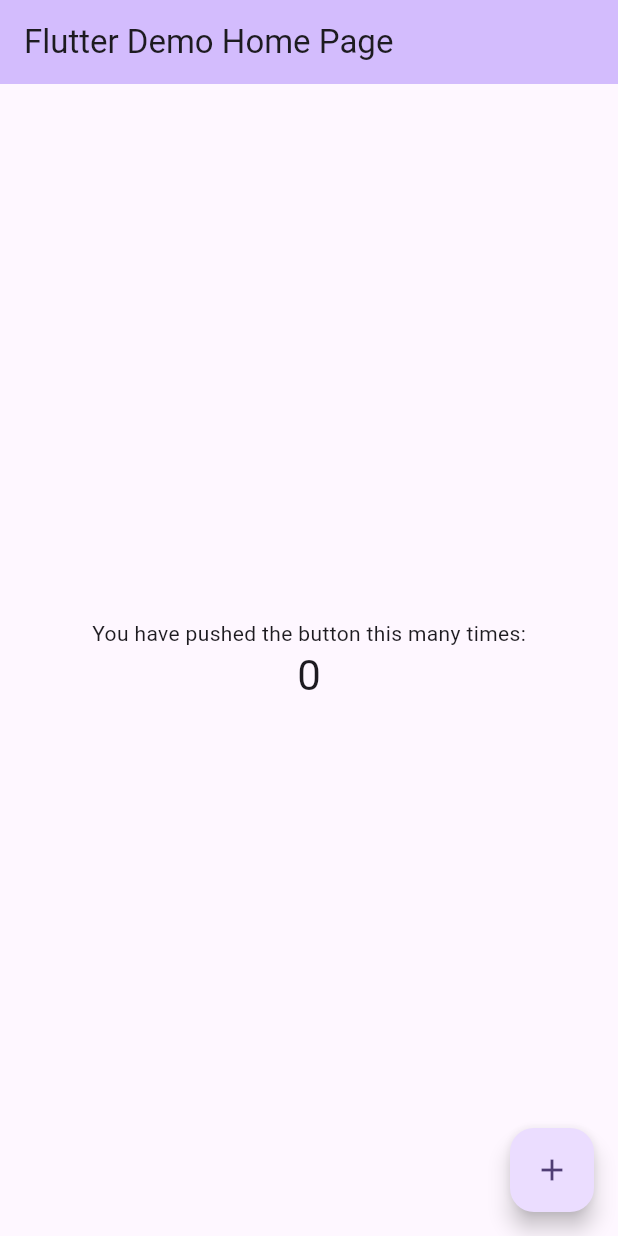
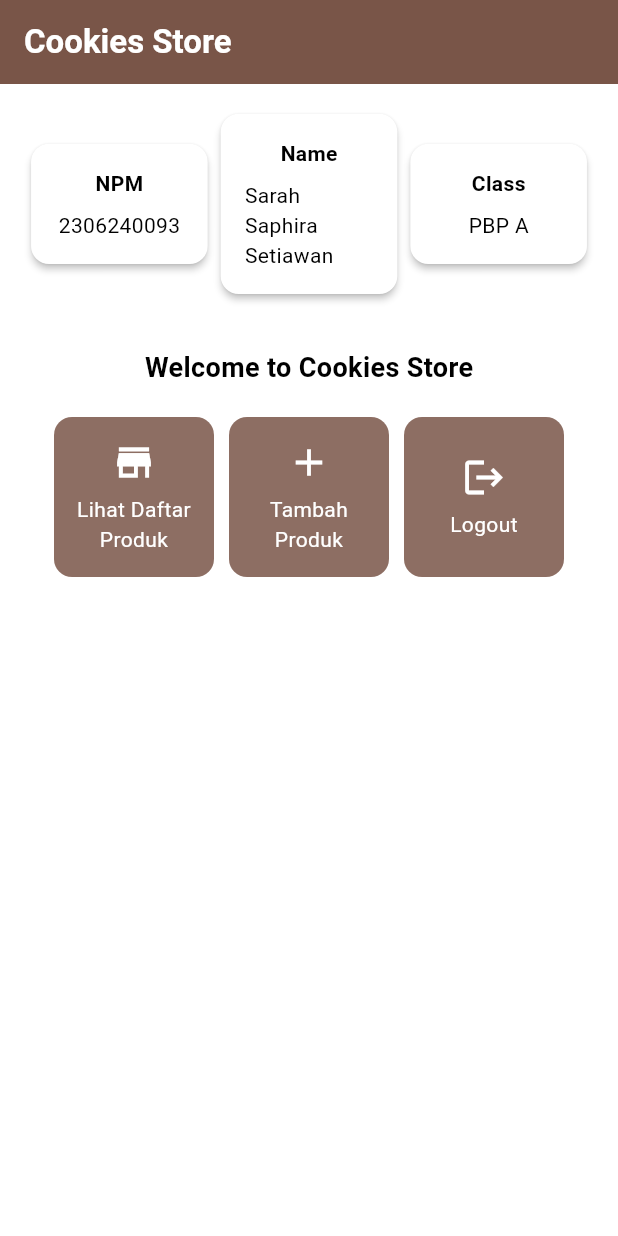
Before and after one commit to sarahsaphira/cookies-store-mobile, a Flutter app: the screen it shows after launch, on a phone screen of 412 x 824 dp. Run offline on Flutter 3.47's test engine with Material 3 defaults, Android fonts, the phone set to English and light mode, and no system bars.

Commit message:
Tugas Individu 7

```diff
--- a/lib/main.dart
+++ b/lib/main.dart
@@ -1,4 +1,5 @@
 import 'package:flutter/material.dart';
+import 'package:cookies_store/menu.dart';
 
 void main() {
   runApp(const MyApp());
@@ -11,7 +12,7 @@
   @override
   Widget build(BuildContext context) {
     return MaterialApp(
-      title: 'Flutter Demo',
+      title: 'Cookies Store',
       theme: ThemeData(
         // This is the theme of your application.
         //
@@ -28,98 +29,12 @@
         //
         // This works for code too, not just values: Most code changes can be
         // tested with just a hot reload.
-        colorScheme: ColorScheme.fromSeed(seedColor: Colors.deepPurple),
+        colorScheme: ColorScheme.fromSwatch(
+          primarySwatch: Colors.brown,
+        ).copyWith(secondary: Colors.brown[400]),
         useMaterial3: true,
       ),
-      home: const MyHomePage(title: 'Flutter Demo Home Page'),
+      home: MyHomePage(),
     );
   }
 }
-
-class MyHomePage extends StatefulWidget {
-  const MyHomePage({super.key, required this.title});
-
-  // This widget is the home page of your application. It is stateful, meaning
-  // that it has a State object (defined below) that contains fields that affect
-  // how it looks.
-
-  // This class is the configuration for the state. It holds the values (in this
-  // case the title) provided by the parent (in this case the App widget) and
-  // used by the build method of the State. Fields in a Widget subclass are
-  // always marked "final".
-
-  final String title;
-
-  @override
-  State<MyHomePage> createState() => _MyHomePageState();
-}
-
-class _MyHomePageState extends State<MyHomePage> {
-  int _counter = 0;
-
-  void _incrementCounter() {
-    setState(() {
-      // This call to setState tells the Flutter framework that something has
-      // changed in this State, which causes it to rerun the build method below
-      // so that the display can reflect the updated values. If we changed
-      // _counter without calling setState(), then the build method would not be
-      // called again, and so nothing would appear to happen.
-      _counter++;
-    });
-  }
-
-  @override
-  Widget build(BuildContext context) {
-    // This method is rerun every time setState is called, for instance as done
-    // by the _incrementCounter method above.
-    //
-    // The Flutter framework has been optimized to make rerunning build methods
-    // fast, so that you can just rebuild anything that needs updating rather
-    // than having to individually change instances of widgets.
-    return Scaffold(
-      appBar: AppBar(
-        // TRY THIS: Try changing the color here to a specific color (to
-        // Colors.amber, perhaps?) and trigger a hot reload to see the AppBar
-        // change color while the other colors stay the same.
-        backgroundColor: Theme.of(context).colorScheme.inversePrimary,
-        // Here we take the value from the MyHomePage object that was created by
-        // the App.build method, and use it to set our appbar title.
-        title: Text(widget.title),
-      ),
-      body: Center(
-        // Center is a layout widget. It takes a single child and positions it
-        // in the middle of the parent.
-        child: Column(
-          // Column is also a layout widget. It takes a list of children and
-          // arranges them vertically. By default, it sizes itself to fit its
-          // children horizontally, and tries to be as tall as its parent.
-          //
-          // Column has various properties to control how it sizes itself and
-          // how it positions its children. Here we use mainAxisAlignment to
-          // center the children vertically; the main axis here is the vertical
-          // axis because Columns are vertical (the cross axis would be
-          // horizontal).
-          //
-          // TRY THIS: Invoke "debug painting" (choose the "Toggle Debug Paint"
-          // action in the IDE, or press "p" in the console), to see the
-          // wireframe for each widget.
-          mainAxisAlignment: MainAxisAlignment.center,
-          children: <Widget>[
-            const Text(
-              'You have pushed the button this many times:',
-            ),
-            Text(
-              '$_counter',
-              style: Theme.of(context).textTheme.headlineMedium,
-            ),
-          ],
-        ),
-      ),
-      floatingActionButton: FloatingActionButton(
-        onPressed: _incrementCounter,
-        tooltip: 'Increment',
-        child: const Icon(Icons.add),
-      ), // This trailing comma makes auto-formatting nicer for build methods.
-    );
-  }
-}
--- /dev/null
+++ b/lib/menu.dart
@@ -0,0 +1,187 @@
+import 'package:flutter/material.dart';
+
+class MyHomePage extends StatelessWidget {
+  MyHomePage({super.key});
+  final String npm = '2306240093'; // NPM
+  final String name = 'Sarah Saphira Setiawan'; // Nama
+  final String className = 'PBP A'; // Kelas
+
+  final List<ItemHomepage> items = [
+    ItemHomepage("Lihat Daftar Produk", Icons.store),
+    ItemHomepage("Tambah Produk", Icons.add),
+    ItemHomepage("Logout", Icons.logout),
+  ];
+
+  @override
+  Widget build(BuildContext context) {
+    // Scaffold menyediakan struktur dasar halaman dengan AppBar dan body.
+    return Scaffold(
+      // AppBar adalah bagian atas halaman yang menampilkan judul.
+      appBar: AppBar(
+        // Judul aplikasi "Mental Health Tracker" dengan teks putih dan tebal.
+        title: const Text(
+          'Cookies Store',
+          style: TextStyle(
+            color: Colors.white,
+            fontWeight: FontWeight.bold,
+          ),
+        ),
+        // Warna latar belakang AppBar diambil dari skema warna tema aplikasi.
+        backgroundColor: Theme.of(context).colorScheme.primary,
+      ),
+      // Body halaman dengan padding di sekelilingnya.
+      body: Padding(
+        padding: const EdgeInsets.all(16.0),
+        // Menyusun widget secara vertikal dalam sebuah kolom.
+        child: Column(
+          crossAxisAlignment: CrossAxisAlignment.center,
+          children: [
+            // Row untuk menampilkan 3 InfoCard secara horizontal.
+            Row(
+              mainAxisAlignment: MainAxisAlignment.spaceEvenly,
+              children: [
+                InfoCard(title: 'NPM', content: npm),
+                InfoCard(title: 'Name', content: name),
+                InfoCard(title: 'Class', content: className),
+              ],
+            ),
+
+            // Memberikan jarak vertikal 16 unit.
+            const SizedBox(height: 16.0),
+
+            // Menempatkan widget berikutnya di tengah halaman.
+            Center(
+              child: Column(
+                // Menyusun teks dan grid item secara vertikal.
+
+                children: [
+                  // Menampilkan teks sambutan dengan gaya tebal dan ukuran 18.
+                  const Padding(
+                    padding: EdgeInsets.only(top: 16.0),
+                    child: Text(
+                      'Welcome to Cookies Store',
+                      style: TextStyle(
+                        fontWeight: FontWeight.bold,
+                        fontSize: 18.0,
+                      ),
+                    ),
+                  ),
+
+                  // Grid untuk menampilkan ItemCard dalam bentuk grid 3 kolom.
+                  GridView.count(
+                    primary: true,
+                    padding: const EdgeInsets.all(20),
+                    crossAxisSpacing: 10,
+                    mainAxisSpacing: 10,
+                    crossAxisCount: 3,
+                    // Agar grid menyesuaikan tinggi kontennya.
+                    shrinkWrap: true,
+
+                    // Menampilkan ItemCard untuk setiap item dalam list items.
+                    children: items.map((ItemHomepage item) {
+                      return ItemCard(item);
+                    }).toList(),
+                  ),
+                ],
+              ),
+            ),
+          ],
+        ),
+      ),
+    );
+  }
+}
+
+class InfoCard extends StatelessWidget {
+  // Kartu informasi yang menampilkan title dan content.
+
+  final String title;  // Judul kartu.
+  final String content;  // Isi kartu.
+
+  const InfoCard({super.key, required this.title, required this.content});
+
+  @override
+  Widget build(BuildContext context) {
+    return Card(
+      // Membuat kotak kartu dengan bayangan dibawahnya.
+      elevation: 2.0,
+      child: Container(
+        // Mengatur ukuran dan jarak di dalam kartu.
+        width: MediaQuery.of(context).size.width / 3.5, // menyesuaikan dengan lebar device yang digunakan.
+        padding: const EdgeInsets.all(16.0),
+        // Menyusun title dan content secara vertikal.
+        child: Column(
+          children: [
+            Text(
+              title,
+              style: const TextStyle(fontWeight: FontWeight.bold),
+            ),
+            const SizedBox(height: 8.0),
+            Text(content),
+          ],
+        ),
+      ),
+    );
+  }
+}
+
+class ItemHomepage {
+    final String name;
+    final IconData icon;
+
+    ItemHomepage(this.name, this.icon);
+}
+
+class ItemCard extends StatelessWidget {
+  // Menampilkan kartu dengan ikon dan nama.
+
+  final ItemHomepage item;
+
+  const ItemCard(this.item, {super.key});
+
+  @override
+  Widget build(BuildContext context) {
+    return Material(
+      // Menentukan warna latar belakang dari tema aplikasi.
+      color: Theme.of(context).colorScheme.secondary,
+      // Membuat sudut kartu melengkung.
+      borderRadius: BorderRadius.circular(12),
+
+      child: InkWell(
+        // Aksi ketika kartu ditekan.
+        onTap: () {
+          // Menampilkan pesan SnackBar saat kartu ditekan.
+          ScaffoldMessenger.of(context)
+            ..hideCurrentSnackBar()
+            ..showSnackBar(
+              SnackBar(content: Text("Kamu telah menekan tombol ${item.name}!"))
+            );
+        },
+        // Container untuk menyimpan Icon dan Text
+        child: Container(
+          padding: const EdgeInsets.all(8),
+          child: Center(
+            child: Column(
+              // Menyusun ikon dan teks di tengah kartu.
+              mainAxisAlignment: MainAxisAlignment.center,
+              children: [
+                Icon(
+                  item.icon,
+                  color: Colors.white,
+                  size: 30.0,
+                ),
+                const Padding(padding: EdgeInsets.all(3)),
+                Text(
+                  item.name,
+                  textAlign: TextAlign.center,
+                  style: const TextStyle(color: Colors.white),
+                ),
+              ],
+            ),
+          ),
+        ),
+      ),
+    );
+  }
+
+}
```
Also changed, not shown: 1 other file.
